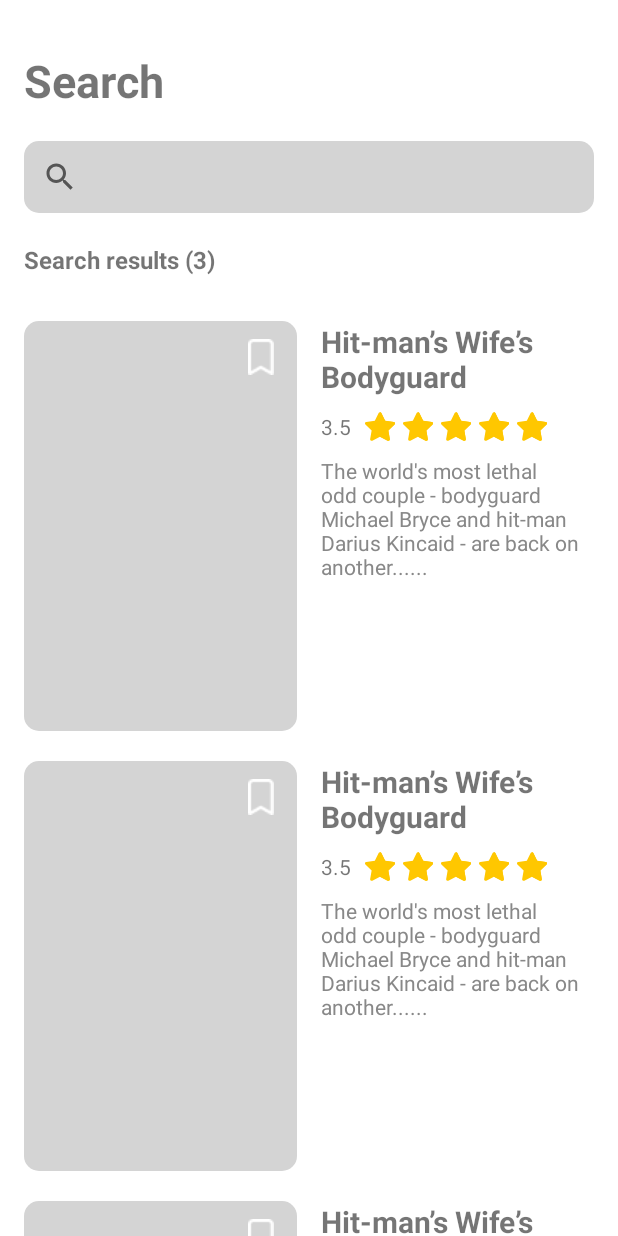
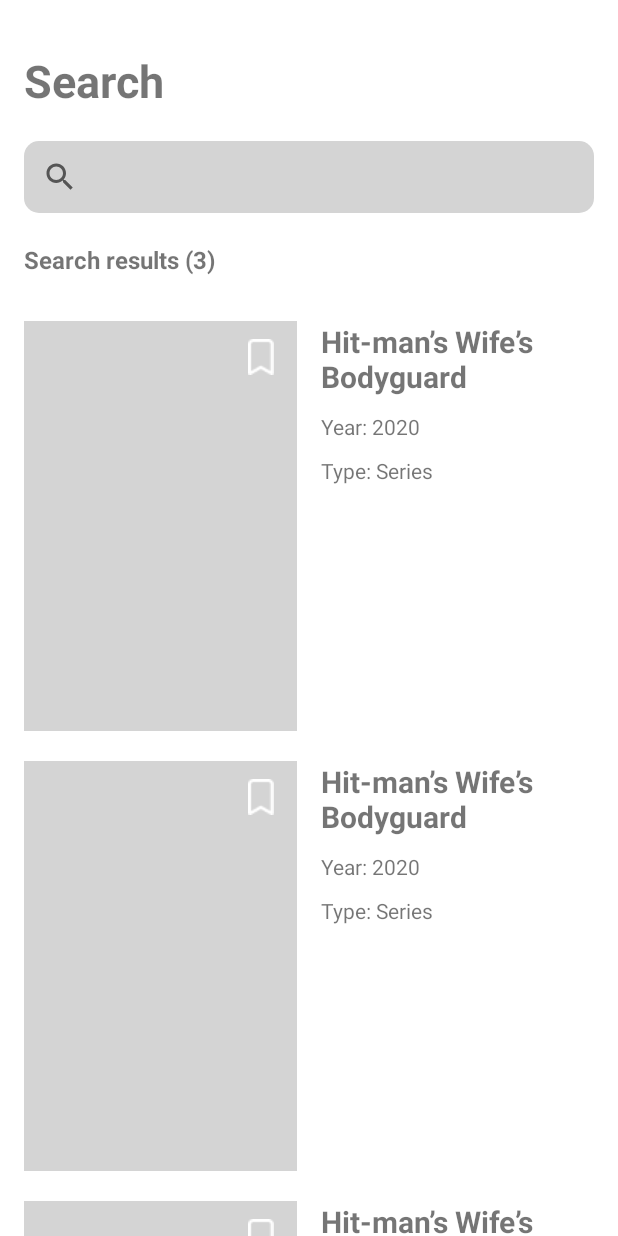
Before and after one commit to Xek0mb1k/MovieApp, an Android app: the layout fragment_search.xml on its own in the app's theme, with its tools: preview values and no code run, on a phone screen of 412 x 824 dp. Run offline under Robolectric (Android 15) with nearby library versions, the phone set to English and light mode, and no system bars.

Commit message:
Implemented search view

```diff
--- a/app/src/main/java/com/example/movieapp/data/MovieApi.kt
+++ b/app/src/main/java/com/example/movieapp/data/MovieApi.kt
@@ -16,6 +16,7 @@ interface MovieApi {
     suspend fun getSearchedMovieData(
         @Query("s") request: String,
         @Query("type") type: String,
+        @Query("page") page: Int,
         @Query("apikey") key: String
 
     ): SearchedMovieData
--- a/app/src/main/java/com/example/movieapp/data/MovieRepositoryImpl.kt
+++ b/app/src/main/java/com/example/movieapp/data/MovieRepositoryImpl.kt
@@ -18,8 +18,8 @@ class MovieRepositoryImpl: MovieRepository {
     private val movieApi: MovieApi = retrofit.create(MovieApi::class.java)
 
 
-    override suspend fun getSearchedMovieData(request: String, type: String): SearchedMovieData {
-        return movieApi.getSearchedMovieData(request, type, apiKey)
+    override suspend fun getSearchedMovieData(request: String, type: String, page: Int): SearchedMovieData {
+        return movieApi.getSearchedMovieData(request, type, page, apiKey)
     }
 
     override suspend fun getMovie(imdbID: String): Movie {
--- a/app/src/main/java/com/example/movieapp/domain/GetSearchedMovieDataUseCase.kt
+++ b/app/src/main/java/com/example/movieapp/domain/GetSearchedMovieDataUseCase.kt
@@ -1,7 +1,7 @@
 package com.example.movieapp.domain
 
 class GetSearchedMovieDataUseCase(private val movieRepository: MovieRepository) {
-    suspend fun getSearchedMovieData(request: String, type: String): SearchedMovieData {
-        return movieRepository.getSearchedMovieData(request, type)
+    suspend fun getSearchedMovieData(request: String, type: String, page: Int): SearchedMovieData {
+        return movieRepository.getSearchedMovieData(request, type, page)
     }
 }
--- a/app/src/main/java/com/example/movieapp/domain/MovieRepository.kt
+++ b/app/src/main/java/com/example/movieapp/domain/MovieRepository.kt
@@ -1,7 +1,7 @@
 package com.example.movieapp.domain
 
 interface MovieRepository {
-    suspend fun getSearchedMovieData(request: String, type: String): SearchedMovieData
+    suspend fun getSearchedMovieData(request: String, type: String, page: Int): SearchedMovieData
     suspend fun getMovie(imdbID: String): Movie
 
 }
--- a/app/src/main/java/com/example/movieapp/presentation/MainViewModel.kt
+++ b/app/src/main/java/com/example/movieapp/presentation/MainViewModel.kt
@@ -11,7 +11,7 @@ class MainViewModel(repository: MovieRepository): ViewModel() {
         return getMovieUseCase.getMovie(imdbID)
     }
 
-    suspend fun getSearchedMovie(request: String, type: String): SearchedMovieData{
-        return getSearchedMovieDataUseCase.getSearchedMovieData(request, type)
+    suspend fun getSearchedMovie(request: String, type: String, page: Int): SearchedMovieData{
+        return getSearchedMovieDataUseCase.getSearchedMovieData(request, type, page)
     }
 }
--- a/app/src/main/res/drawable/image_back.xml
+++ b/app/src/main/res/drawable/image_back.xml
@@ -3,5 +3,5 @@
 <shape xmlns:android="http://schemas.android.com/apk/res/android"
     android:shape="rectangle">
     <corners android:radius="10dp" />
-    <solid android:color="?attr/cardBackgroundColor" />
+    <solid android:color="#00000000" />
 </shape>
--- a/app/src/main/res/layout/fragment_search.xml
+++ b/app/src/main/res/layout/fragment_search.xml
@@ -1,9 +1,17 @@
 <?xml version="1.0" encoding="utf-8"?>
 <FrameLayout xmlns:android="http://schemas.android.com/apk/res/android"
+    xmlns:app="http://schemas.android.com/apk/res-auto"
     xmlns:tools="http://schemas.android.com/tools"
     android:layout_width="match_parent"
     android:layout_height="match_parent"
     tools:context=".presentation.SearchFragment">
+
+    <ProgressBar
+        android:id="@+id/progressBar"
+        android:layout_width="wrap_content"
+        android:layout_height="wrap_content"
+        android:layout_gravity="center"
+        android:visibility="gone" />
 
     <LinearLayout
         android:layout_width="match_parent"
@@ -12,6 +20,7 @@
         android:layout_marginEnd="16dp"
         android:orientation="vertical"
         tools:ignore="UselessParent">
+
         <TextView
             android:layout_width="wrap_content"
             android:layout_height="wrap_content"
@@ -26,10 +35,10 @@
             android:layout_height="wrap_content"
             android:layout_marginTop="20dp"
             android:layout_marginBottom="20dp"
-            android:background="@drawable/search_background"
-            />
+            android:background="@drawable/search_background" />
 
         <TextView
+            android:id="@+id/searchTextView"
             android:layout_width="wrap_content"
             android:layout_height="wrap_content"
             android:layout_marginBottom="10dp"
@@ -38,10 +47,11 @@
             tools:text="Search results (3)" />
 
         <androidx.recyclerview.widget.RecyclerView
-            android:id="@+id/movie_items_spinner"
+            android:id="@+id/movieItemsSpinnerRecyclerView"
             android:layout_width="match_parent"
             android:layout_height="wrap_content"
-            tools:listitem="@layout/movie_card"/>
+            app:layoutManager="androidx.recyclerview.widget.LinearLayoutManager"
+            tools:listitem="@layout/movie_card" />
     </LinearLayout>
 
 
--- a/app/src/main/res/layout/movie_card.xml
+++ b/app/src/main/res/layout/movie_card.xml
@@ -3,21 +3,23 @@
     xmlns:app="http://schemas.android.com/apk/res-auto"
     xmlns:tools="http://schemas.android.com/tools"
     android:layout_width="match_parent"
-    android:layout_height="match_parent">
+    android:layout_height="wrap_content">
 
     <ImageView
         android:id="@+id/posterImageView"
         android:layout_width="182dp"
         android:layout_height="273dp"
         android:layout_marginTop="20dp"
-
-        android:background="@drawable/image_back"
         android:contentDescription="@string/poster_image"
+        android:foreground="@drawable/image_back"
+        android:background="?attr/cardBackgroundColor"
         app:layout_constraintStart_toStartOf="parent"
         app:layout_constraintTop_toTopOf="parent" />
 
+
+
     <TextView
-        android:id="@+id/textView"
+        android:id="@+id/titleTextView"
         android:layout_width="0dp"
         android:layout_height="wrap_content"
         android:layout_marginStart="16dp"
@@ -30,89 +32,33 @@
         tools:text="Hit-man’s Wife’s Bodyguard" />
 
     <TextView
-        android:id="@+id/movieScoreTextView"
+        android:id="@+id/movieYearTextView"
         android:layout_width="wrap_content"
         android:layout_height="wrap_content"
         android:layout_marginStart="16dp"
         android:layout_marginTop="10dp"
         app:layout_constraintStart_toEndOf="@+id/posterImageView"
-        app:layout_constraintTop_toBottomOf="@+id/textView"
-        tools:text="3.5" />
-
-    <ImageView
-        android:id="@+id/scoreStar1"
-        android:layout_width="wrap_content"
-        android:layout_height="wrap_content"
-        android:layout_marginStart="9dp"
-        android:contentDescription="@string/star"
-        android:src="@drawable/full_star"
-        app:layout_constraintBottom_toBottomOf="@+id/movieScoreTextView"
-        app:layout_constraintStart_toEndOf="@+id/movieScoreTextView"
-        app:layout_constraintTop_toTopOf="@+id/movieScoreTextView" />
-
-    <ImageView
-        android:id="@+id/scoreStar2"
-        android:layout_width="wrap_content"
-        android:layout_height="wrap_content"
-        android:layout_marginStart="5dp"
-        android:contentDescription="@string/star"
-        android:src="@drawable/full_star"
-        app:layout_constraintBottom_toBottomOf="@+id/scoreStar1"
-        app:layout_constraintStart_toEndOf="@+id/scoreStar1"
-        app:layout_constraintTop_toTopOf="@+id/scoreStar1" />
-
-    <ImageView
-        android:id="@+id/scoreStar3"
-        android:layout_width="wrap_content"
-        android:layout_height="wrap_content"
-        android:layout_marginStart="5dp"
-        android:contentDescription="@string/star"
-        android:src="@drawable/full_star"
-        app:layout_constraintBottom_toBottomOf="@+id/scoreStar2"
-        app:layout_constraintStart_toEndOf="@+id/scoreStar2"
-        app:layout_constraintTop_toTopOf="@+id/scoreStar2" />
-
-    <ImageView
-        android:id="@+id/scoreStar4"
-        android:layout_width="wrap_content"
-        android:layout_height="wrap_content"
-        android:layout_marginStart="5dp"
-        android:contentDescription="@string/star"
-        android:src="@drawable/full_star"
-        app:layout_constraintBottom_toBottomOf="@+id/scoreStar3"
-        app:layout_constraintStart_toEndOf="@+id/scoreStar3"
-        app:layout_constraintTop_toTopOf="@+id/scoreStar3" />
-
-    <ImageView
-        android:id="@+id/scoreStar5"
-        android:layout_width="wrap_content"
-        android:layout_height="wrap_content"
-        android:layout_marginStart="5dp"
-        android:contentDescription="@string/star"
-        android:src="@drawable/full_star"
-        app:layout_constraintBottom_toBottomOf="@+id/scoreStar4"
-        app:layout_constraintStart_toEndOf="@+id/scoreStar4"
-        app:layout_constraintTop_toTopOf="@+id/scoreStar4" />
+        app:layout_constraintTop_toBottomOf="@+id/titleTextView"
+        tools:text="Year: 2020" />
 
     <TextView
-        android:id="@+id/descriptionTextView"
+        android:id="@+id/movieTypeTextView"
         android:layout_width="0dp"
         android:layout_height="wrap_content"
         android:layout_marginStart="16dp"
         android:layout_marginTop="10dp"
-        android:textColor="@color/second_text_color"
         app:layout_constraintEnd_toEndOf="parent"
         app:layout_constraintStart_toEndOf="@+id/posterImageView"
-        app:layout_constraintTop_toBottomOf="@+id/movieScoreTextView"
-        tools:text="The world's most lethal odd couple - bodyguard Michael Bryce and hit-man Darius Kincaid - are back on another......" />
+        app:layout_constraintTop_toBottomOf="@+id/movieYearTextView"
+        tools:text="Type: Series" />
 
     <ImageButton
         android:id="@+id/bookmarkButton"
         android:layout_width="48dp"
         android:layout_height="48dp"
-        android:background="@drawable/ripple_back"
+        android:background="#00000000"
         android:contentDescription="@string/bookmark_button"
-
+        android:layerType="hardware"
         android:src="@drawable/bookmark_default"
         app:layout_constraintEnd_toEndOf="@+id/posterImageView"
         app:layout_constraintTop_toTopOf="@+id/posterImageView" />
--- a/app/src/main/res/values/strings.xml
+++ b/app/src/main/res/values/strings.xml
@@ -2,7 +2,8 @@
     <string name="app_name">MovieApp</string>
     <string name="title_activity_bookmarks">BookmarksActivity</string>
     <string name="search">Search</string>
-    <string name="search_hint">Input your query</string>
+    <string name="search_hint">Search</string>
+    <string name="search_results">Search results (%1$s)</string>
     <string name="star">star</string>
     <string name="bookmarks">Bookmarks</string>
     <string name="poster_image">Poster image</string>
```
Also changed, not shown: app/src/main/java/com/example/movieapp/presentation/MovieListAdapter.kt (+9 -13 lines), app/src/main/java/com/example/movieapp/presentation/SearchFragment.kt (+51 -6 lines), app/src/main/res/layout/fragment_movie_description.xml (+5 -5 lines).
